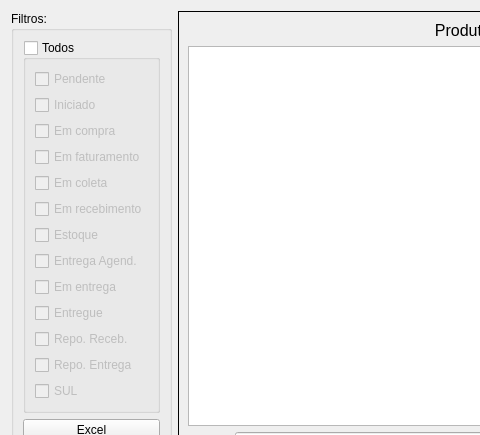
darktorres/ERP-STACCATO, file ui/widgetcomprapendentes.ui: the form before one commit; both pictures show x 0 to 480 and y 0 to 435 of the 846 by 565 pixel window.
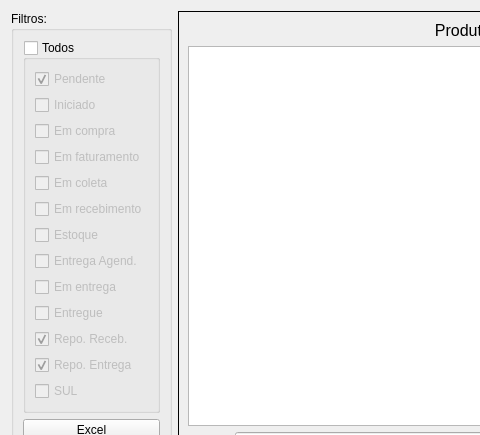
The form after the commit. Custom widgets are drawn as their Qt base class.

```diff
--- a/ui/widgetcomprapendentes.ui
+++ b/ui/widgetcomprapendentes.ui
@@ -120,6 +120,9 @@
            <property name="text">
             <string>Pendente</string>
            </property>
+           <property name="checked">
+            <bool>true</bool>
+           </property>
           </widget>
          </item>
          <item row="11" column="0">
@@ -130,6 +133,9 @@
            <property name="text">
             <string>Repo. Entrega</string>
            </property>
+           <property name="checked">
+            <bool>true</bool>
+           </property>
           </widget>
          </item>
          <item row="1" column="0">
@@ -160,6 +166,9 @@
            <property name="text">
             <string>Repo. Receb.</string>
            </property>
+           <property name="checked">
+            <bool>true</bool>
+           </property>
           </widget>
          </item>
          <item row="9" column="0">
```
